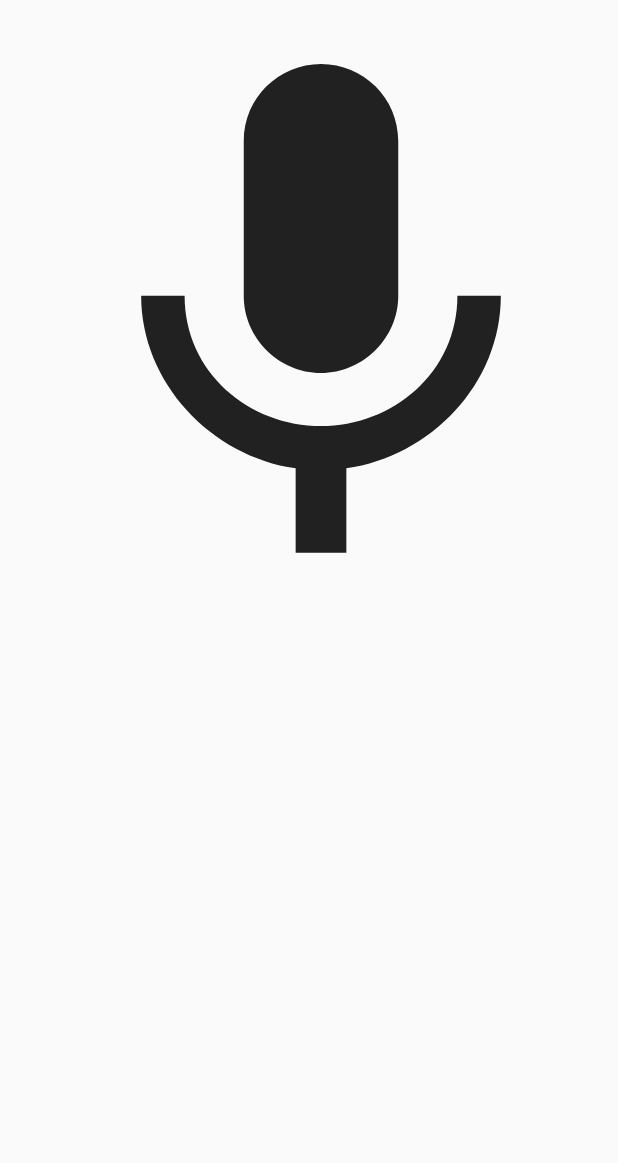
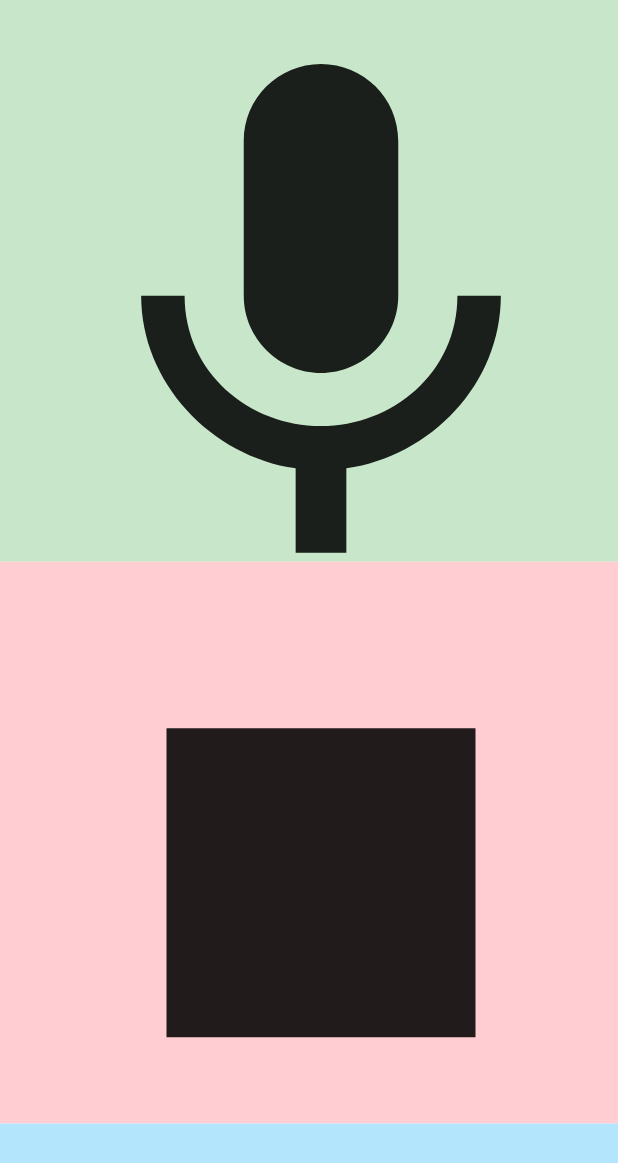
Before and after one commit to FedericoCalabro/pizzaBot, a Flutter app: the screen it shows after launch, on a phone screen of 412 x 824 dp. Shown: the top 1163 px of the screen. Run offline on Flutter 3.47's test engine with Material 2 defaults, Android fonts, the phone set to English and light mode, and no system bars; our stand-ins replace assets_audio_player, dio, flutter_riverpod, fpdart, freezed_annotation, speech_to_text; missing offline and left inert: text_to_speech.

Commit message:
new graphic, possibility to stop in any moment

```diff
--- a/lib/core/dio_provider.dart
+++ b/lib/core/dio_provider.dart
@@ -1,7 +1,7 @@
 import 'package:dio/dio.dart';
 import 'package:flutter_riverpod/flutter_riverpod.dart';
 
-final globalCancelToken = CancelToken();
+var globalCancelToken = CancelToken();
 
 final dioProvider = Provider(
   (ref) => Dio(
--- a/lib/core/speech_to_text.dart
+++ b/lib/core/speech_to_text.dart
@@ -1,11 +1,13 @@
 import 'package:flutter_riverpod/flutter_riverpod.dart';
 import 'package:speech_to_text/speech_to_text.dart';
 
-final sttProvider = Provider((ref) async {
-  final stt = SpeechToText();
-  await stt.initialize();
-  return stt;
-});
+final sttProvider = Provider(
+  (ref) {
+    final stt = SpeechToText();
+    stt.initialize();
+    return stt;
+  },
+);
 
 
   // Future<void> listen() async {
--- a/lib/main.dart
+++ b/lib/main.dart
@@ -1,4 +1,5 @@
 import 'package:chatbot/pizzabot/pizza_screen.dart';
+import 'package:chatbot/screen/homepage/homepage_screen.dart';
 import 'package:flutter/material.dart';
 import 'package:flutter_riverpod/flutter_riverpod.dart';
 
@@ -17,7 +18,7 @@ class MyApp extends StatelessWidget {
       theme: ThemeData(
         primarySwatch: Colors.blue,
       ),
-      home: PizzaScreen(),
+      home: HomepageScreen(),
     );
   }
 }
--- a/lib/pizzabot/pizza_service.dart
+++ b/lib/pizzabot/pizza_service.dart
@@ -25,7 +25,6 @@ class PizzaService {
           headers: headers,
         ),
       );
-      print(response.data);
       return response.data as Map<String, dynamic>;
     } on DioError catch (e) {
       if (e.type == DioErrorType.connectionTimeout ||
--- /dev/null
+++ b/lib/screen/homepage/homepage_screen.dart
@@ -0,0 +1,145 @@
+import 'package:assets_audio_player/assets_audio_player.dart';
+import 'package:chatbot/core/audio_player.dart';
+import 'package:chatbot/core/dio_provider.dart';
+import 'package:chatbot/core/interactions.dart';
+import 'package:chatbot/core/speech_to_text.dart';
+import 'package:chatbot/core/text_to_speech.dart';
+import 'package:chatbot/pizzabot/pizza_provider.dart';
+import 'package:dio/dio.dart';
+import 'package:flutter/material.dart';
+import 'package:flutter_riverpod/flutter_riverpod.dart';
+import 'package:speech_to_text/speech_recognition_result.dart';
+
+class HomepageScreen extends ConsumerStatefulWidget {
+  final double logHeight = 75;
+  const HomepageScreen({super.key});
+
+  @override
+  ConsumerState<HomepageScreen> createState() => _HomepageScreenState();
+}
+
+class _HomepageScreenState extends ConsumerState<HomepageScreen> {
+  @override
+  Widget build(BuildContext context) {
+    final audioPlayer = ref.watch(audioPlayerProvider);
+    final tts = ref.watch(ttsProvider);
+    final interactionNotifier = ref.watch(interactionsStateProvider.notifier);
+
+    ref.listen(
+      pizzaDataNotifierProvider,
+      (prev, next) {
+        next.maybeWhen(
+          loadInProgress: () {
+            audioPlayer.open(
+              Audio("assets/audios/loading.mp3"),
+              autoStart: true,
+              showNotification: false,
+              loopMode: LoopMode.playlist,
+              volume: 0.8,
+            );
+          },
+          loadFailure: (error) {
+            audioPlayer.stop();
+            interactionNotifier.addInter("E: $error");
+          },
+          loadSuccess: (answer) {
+            audioPlayer.stop();
+            interactionNotifier.addInter("A: $answer");
+          },
+          orElse: () {},
+        );
+      },
+    );
+
+    ref.listen(
+      interactionsStateProvider,
+      (prev, interactions) {
+        final last = interactions.last;
+        final type = last[0];
+        final readable = last.substring(3, last.length);
+        if (type == "Q") {
+          ref.read(pizzaDataNotifierProvider.notifier).getAnswer(readable);
+        } else {
+          tts.speak(readable);
+        }
+      },
+    );
+
+    return Scaffold(
+      body: SafeArea(
+        child: LayoutBuilder(builder: (context, constraint) {
+          return Column(
+            children: [
+              getMic(constraint),
+              getStop(constraint),
+              getInteractions(constraint)
+            ],
+          );
+        }),
+      ),
+    );
+  }
+
+  Widget getMic(BoxConstraints constraint) {
+    final stt = ref.watch(sttProvider);
+    return Container(
+      color: Colors.green[100],
+      width: constraint.maxWidth,
+      height: (constraint.maxHeight / 2) - (widget.logHeight / 2),
+      child: IconButton(
+        onPressed: () {
+          if (stt.isNotListening) {
+            stt.listen(
+              onResult: _onSpeechResult,
+              partialResults: false,
+            );
+          }
+        },
+        icon: const Icon(Icons.mic),
+        iconSize: constraint.maxWidth,
+      ),
+    );
+  }
+
+  Widget getStop(BoxConstraints constraint) {
+    return Container(
+      color: Colors.red[100],
+      width: constraint.maxWidth,
+      height: (constraint.maxHeight / 2) - (widget.logHeight / 2),
+      child: IconButton(
+        onPressed: () {
+          globalCancelToken.cancel();
+          globalCancelToken = CancelToken();
+          ref.read(audioPlayerProvider).stop();
+          ref.read(ttsProvider).stop();
+          ref.read(sttProvider).cancel();
+        },
+        icon: const Icon(Icons.stop),
+        iconSize: constraint.maxWidth,
+      ),
+    );
+  }
+
+  Widget getInteractions(BoxConstraints constraint) {
+    List<String> interactions = ref.watch(interactionsStateProvider);
+    return Container(
+      color: Colors.lightBlue[100],
+      width: constraint.maxWidth,
+      height: widget.logHeight,
+      child: Padding(
+        padding: const EdgeInsets.all(8.0),
+        child: ListView.builder(
+          itemBuilder: (context, index) {
+            return Text(interactions[index]);
+          },
+          itemCount: interactions.length,
+        ),
+      ),
+    );
+  }
+
+  void _onSpeechResult(SpeechRecognitionResult result) async {
+    final recWords = result.recognizedWords;
+    ref.read(interactionsStateProvider.notifier).addInter("Q: $recWords");
+  }
+}
```
Also changed, not shown: lib/pizzabot/pizza_notifier.dart (+0 -10 lines).
